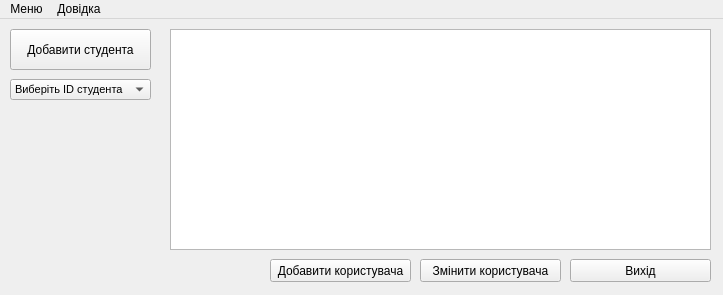
Old version of the form mainwindow.ui in the repository Shuna322/QtKyrsova.
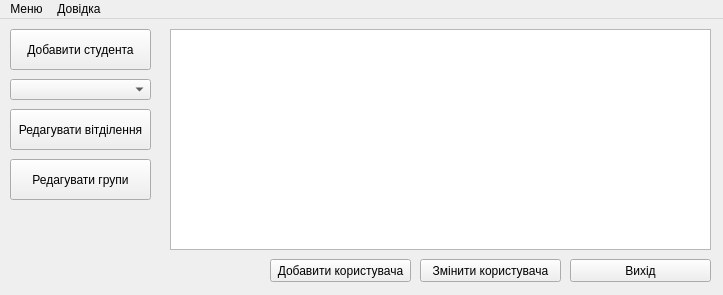
New version of the form. Icons and pictures are not drawn.

Commit message: finaly fixed all bugs, added few button for future functions, added help menu

What changed in the file:
```diff
--- a/mainwindow.ui
+++ b/mainwindow.ui
@@ -112,13 +112,8 @@
      </font>
     </property>
     <property name="currentText">
-     <string>Виберіть ID студента</string>
+     <string/>
     </property>
-    <item>
-     <property name="text">
-      <string>Виберіть ID студента</string>
-     </property>
-    </item>
    </widget>
    <widget class="QPushButton" name="pushButton_4">
     <property name="geometry">
@@ -162,6 +157,32 @@
      <bool>true</bool>
     </property>
    </widget>
+   <widget class="QPushButton" name="pushButton_3">
+    <property name="geometry">
+     <rect>
+      <x>10</x>
+      <y>90</y>
+      <width>141</width>
+      <height>41</height>
+     </rect>
+    </property>
+    <property name="text">
+     <string>Редагувати вітділення</string>
+    </property>
+   </widget>
+   <widget class="QPushButton" name="pushButton_6">
+    <property name="geometry">
+     <rect>
+      <x>10</x>
+      <y>140</y>
+      <width>141</width>
+      <height>41</height>
+     </rect>
+    </property>
+    <property name="text">
+     <string>Редагувати групи</string>
+    </property>
+   </widget>
    <zorder>pushButton_8</zorder>
    <zorder>pushButton</zorder>
    <zorder>pushButton_2</zorder>
```
Left out of the diff: 2 changed lines with no effect on the pictures. The commit also changes 8 other files.
